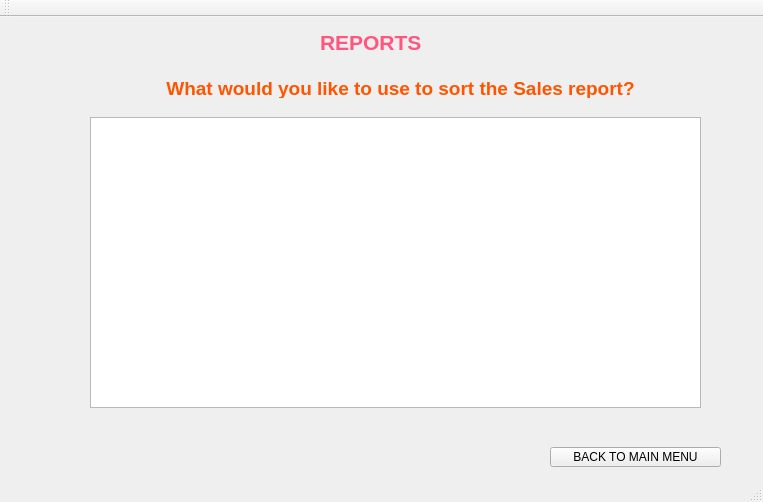
Qt form Forms/mainwindow.ui (TheSoullessOne/Group-Project-1) before a commit.
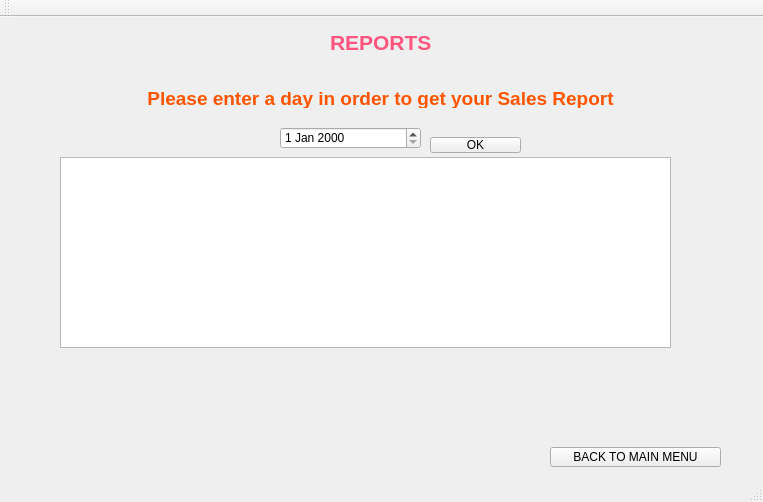
The same form after that commit. The open tabs and pages were chosen to show the change.

Commit message: finished the sales report the gui still looks funny thought

Patch:
```diff
--- a/Forms/mainwindow.ui
+++ b/Forms/mainwindow.ui
@@ -284,7 +284,7 @@
      <widget class="QLabel" name="Reports_label">
       <property name="geometry">
        <rect>
-        <x>310</x>
+        <x>320</x>
         <y>0</y>
         <width>111</width>
         <height>31</height>
@@ -297,8 +297,8 @@
      <widget class="QStackedWidget" name="REPORTS_PAGES">
       <property name="geometry">
        <rect>
-        <x>20</x>
-        <y>30</y>
+        <x>50</x>
+        <y>-10</y>
         <width>701</width>
         <height>361</height>
        </rect>
@@ -410,23 +410,46 @@
        <widget class="QLabel" name="SearchLabe_2">
         <property name="geometry">
          <rect>
-          <x>40</x>
-          <y>20</y>
+          <x>-10</x>
+          <y>70</y>
           <width>661</width>
           <height>21</height>
          </rect>
         </property>
         <property name="text">
-         <string>&lt;html&gt;&lt;head/&gt;&lt;body&gt;&lt;p align=&quot;center&quot;&gt;&lt;span style=&quot; font-size:14pt; font-weight:600; color:#ff5500;&quot;&gt;What would you like to use to sort the Sales report?&lt;/span&gt;&lt;/p&gt;&lt;/body&gt;&lt;/html&gt;</string>
+         <string>&lt;html&gt;&lt;head/&gt;&lt;body&gt;&lt;p align=&quot;center&quot;&gt;&lt;span style=&quot; font-size:14pt; font-weight:600; color:#ff5500;&quot;&gt;Please enter a day in order to get your Sales Report&lt;/span&gt;&lt;/p&gt;&lt;/body&gt;&lt;/html&gt;</string>
         </property>
        </widget>
-       <widget class="QTextBrowser" name="salesReport_display">
+       <widget class="QDateEdit" name="dateEdit">
         <property name="geometry">
          <rect>
-          <x>60</x>
-          <y>60</y>
+          <x>220</x>
+          <y>110</y>
+          <width>141</width>
+          <height>22</height>
+         </rect>
+        </property>
+       </widget>
+       <widget class="QPushButton" name="pushButton_2">
+        <property name="geometry">
+         <rect>
+          <x>370</x>
+          <y>120</y>
+          <width>91</width>
+          <height>16</height>
+         </rect>
+        </property>
+        <property name="text">
+         <string>OK</string>
+        </property>
+       </widget>
+       <widget class="QTableView" name="SalesReportTable">
+        <property name="geometry">
+         <rect>
+          <x>0</x>
+          <y>140</y>
           <width>611</width>
-          <height>291</height>
+          <height>191</height>
          </rect>
         </property>
        </widget>
```
Left out of the diff: 4 changed lines with no effect on the pictures. The commit also changes 5 other files.
